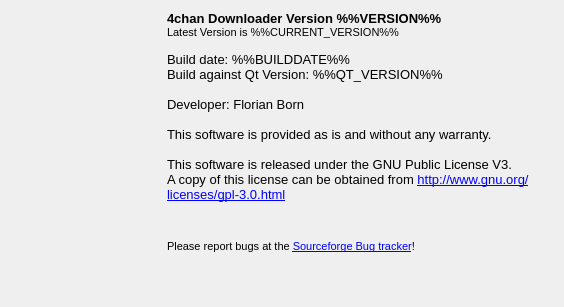
Old version of the form uiinfo.ui in the repository chrisdevchroma/fourchan-dl.
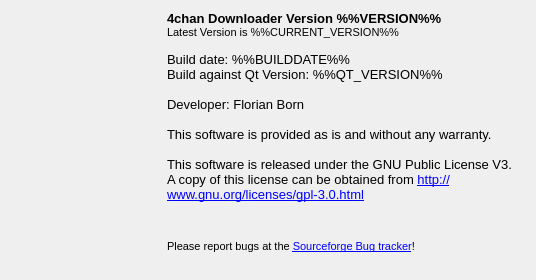
New version of the form. Icons and pictures are not drawn.

Patch:
```diff
--- a/uiinfo.ui
+++ b/uiinfo.ui
@@ -6,10 +6,16 @@
    <rect>
     <x>0</x>
     <y>0</y>
-    <width>564</width>
-    <height>307</height>
+    <width>532</width>
+    <height>280</height>
    </rect>
   </property>
+  <property name="sizePolicy">
+   <sizepolicy hsizetype="Minimum" vsizetype="Minimum">
+    <horstretch>0</horstretch>
+    <verstretch>0</verstretch>
+   </sizepolicy>
+  </property>
   <property name="windowTitle">
    <string>Program Information</string>
   </property>
```
